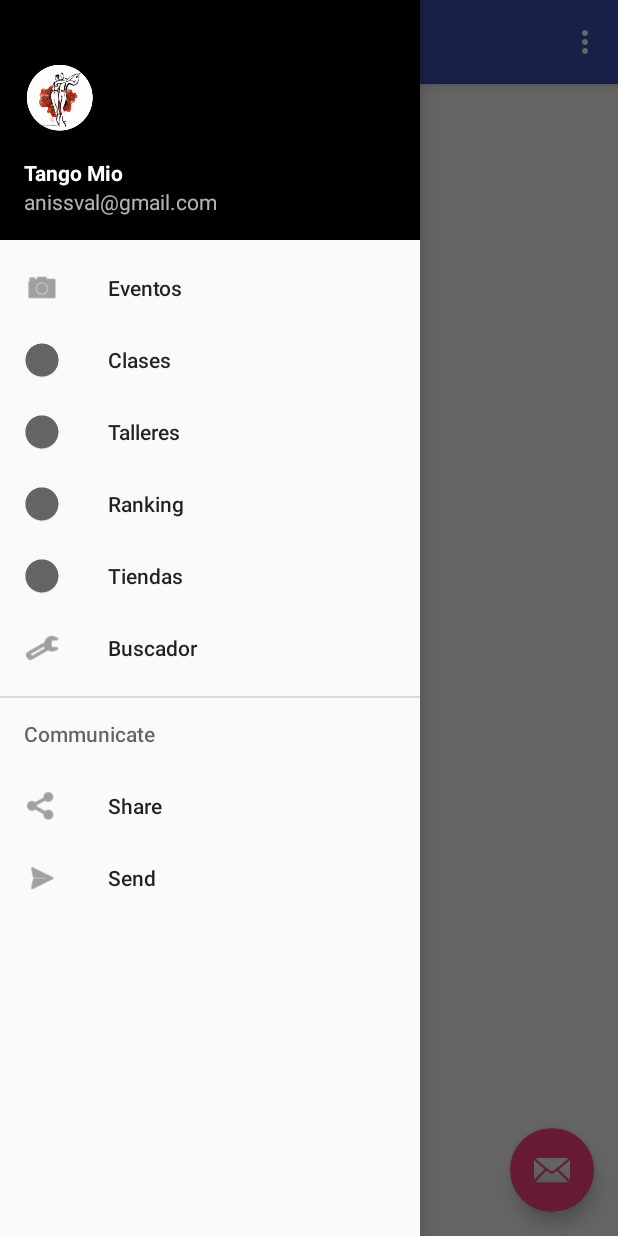
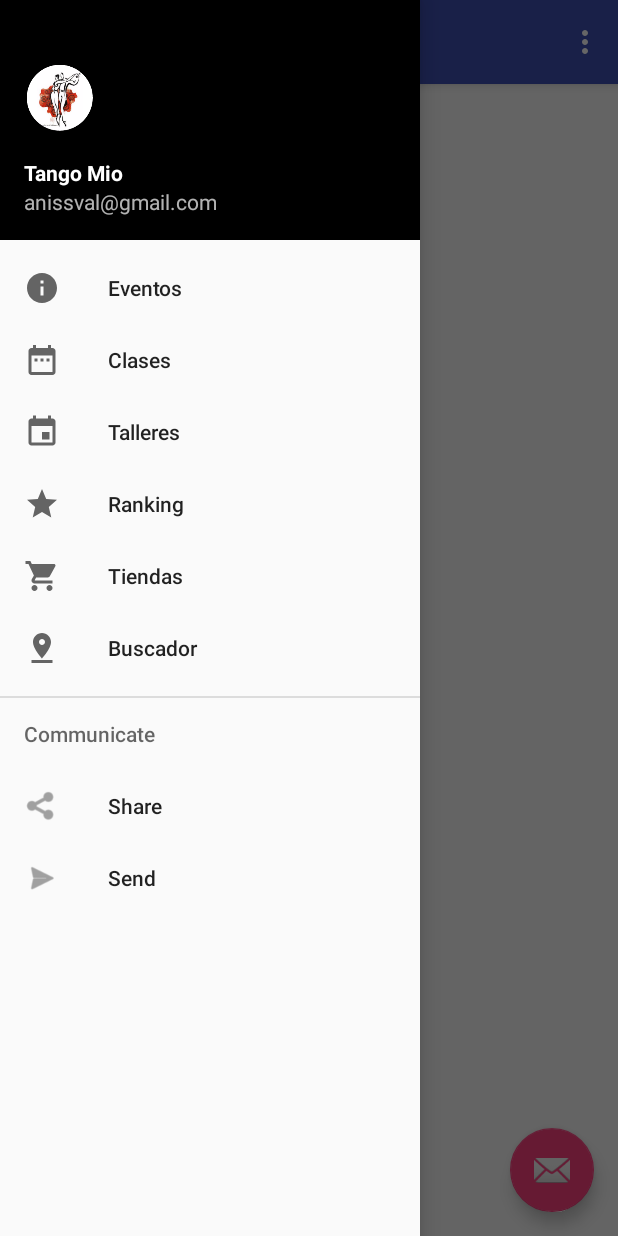
Before and after one commit to anissval/TangoMio, an Android app: the MainActivity screen opened directly, with no data from a screen before it, with the side drawer open, on a phone screen of 412 x 824 dp. Run offline under Robolectric (Android 15) with nearby library versions, the phone set to English and light mode, and no system bars.

```diff
--- /dev/null
+++ b/app/src/main/res/drawable/ic_date_range_black_24dp.xml
@@ -0,0 +1,9 @@
+<vector xmlns:android="http://schemas.android.com/apk/res/android"
+        android:width="24dp"
+        android:height="24dp"
+        android:viewportWidth="24.0"
+        android:viewportHeight="24.0">
+    <path
+        android:fillColor="#FF000000"
+        android:pathData="M9,11L7,11v2h2v-2zM13,11h-2v2h2v-2zM17,11h-2v2h2v-2zM19,4h-1L18,2h-2v2L8,4L8,2L6,2v2L5,4c-1.11,0 -1.99,0.9 -1.99,2L3,20c0,1.1 0.89,2 2,2h14c1.1,0 2,-0.9 2,-2L21,6c0,-1.1 -0.9,-2 -2,-2zM19,20L5,20L5,9h14v11z"/>
+</vector>
--- /dev/null
+++ b/app/src/main/res/drawable/ic_event_black_24dp.xml
@@ -0,0 +1,9 @@
+<vector xmlns:android="http://schemas.android.com/apk/res/android"
+        android:width="24dp"
+        android:height="24dp"
+        android:viewportWidth="24.0"
+        android:viewportHeight="24.0">
+    <path
+        android:fillColor="#FF000000"
+        android:pathData="M17,12h-5v5h5v-5zM16,1v2L8,3L8,1L6,1v2L5,3c-1.11,0 -1.99,0.9 -1.99,2L3,19c0,1.1 0.89,2 2,2h14c1.1,0 2,-0.9 2,-2L21,5c0,-1.1 -0.9,-2 -2,-2h-1L18,1h-2zM19,19L5,19L5,8h14v11z"/>
+</vector>
--- /dev/null
+++ b/app/src/main/res/drawable/ic_info_black_24dp.xml
@@ -0,0 +1,9 @@
+<vector xmlns:android="http://schemas.android.com/apk/res/android"
+        android:width="24dp"
+        android:height="24dp"
+        android:viewportWidth="24.0"
+        android:viewportHeight="24.0">
+    <path
+        android:fillColor="#FF000000"
+        android:pathData="M12,2C6.48,2 2,6.48 2,12s4.48,10 10,10 10,-4.48 10,-10S17.52,2 12,2zM13,17h-2v-6h2v6zM13,9h-2L11,7h2v2z"/>
+</vector>
--- /dev/null
+++ b/app/src/main/res/drawable/ic_pin_drop_black_24dp.xml
@@ -0,0 +1,9 @@
+<vector xmlns:android="http://schemas.android.com/apk/res/android"
+        android:width="24dp"
+        android:height="24dp"
+        android:viewportWidth="24.0"
+        android:viewportHeight="24.0">
+    <path
+        android:fillColor="#FF000000"
+        android:pathData="M18,8c0,-3.31 -2.69,-6 -6,-6S6,4.69 6,8c0,4.5 6,11 6,11s6,-6.5 6,-11zM10,8c0,-1.1 0.9,-2 2,-2s2,0.9 2,2 -0.89,2 -2,2c-1.1,0 -2,-0.9 -2,-2zM5,20v2h14v-2L5,20z"/>
+</vector>
--- /dev/null
+++ b/app/src/main/res/drawable/ic_shopping_cart_black_24dp.xml
@@ -0,0 +1,9 @@
+<vector xmlns:android="http://schemas.android.com/apk/res/android"
+        android:width="24dp"
+        android:height="24dp"
+        android:viewportWidth="24.0"
+        android:viewportHeight="24.0">
+    <path
+        android:fillColor="#FF000000"
+        android:pathData="M7,18c-1.1,0 -1.99,0.9 -1.99,2S5.9,22 7,22s2,-0.9 2,-2 -0.9,-2 -2,-2zM1,2v2h2l3.6,7.59 -1.35,2.45c-0.16,0.28 -0.25,0.61 -0.25,0.96 0,1.1 0.9,2 2,2h12v-2L7.42,15c-0.14,0 -0.25,-0.11 -0.25,-0.25l0.03,-0.12 0.9,-1.63h7.45c0.75,0 1.41,-0.41 1.75,-1.03l3.58,-6.49c0.08,-0.14 0.12,-0.31 0.12,-0.48 0,-0.55 -0.45,-1 -1,-1L5.21,4l-0.94,-2L1,2zM17,18c-1.1,0 -1.99,0.9 -1.99,2s0.89,2 1.99,2 2,-0.9 2,-2 -0.9,-2 -2,-2z"/>
+</vector>
--- /dev/null
+++ b/app/src/main/res/drawable/ic_star_black_24dp.xml
@@ -0,0 +1,9 @@
+<vector xmlns:android="http://schemas.android.com/apk/res/android"
+        android:width="24dp"
+        android:height="24dp"
+        android:viewportWidth="24.0"
+        android:viewportHeight="24.0">
+    <path
+        android:fillColor="#FF000000"
+        android:pathData="M12,17.27L18.18,21l-1.64,-7.03L22,9.24l-7.19,-0.61L12,2 9.19,8.63 2,9.24l5.46,4.73L5.82,21z"/>
+</vector>
--- /dev/null
+++ b/app/src/main/res/drawable/ic_stars_black_24dp.xml
@@ -0,0 +1,9 @@
+<vector xmlns:android="http://schemas.android.com/apk/res/android"
+        android:width="24dp"
+        android:height="24dp"
+        android:viewportWidth="24.0"
+        android:viewportHeight="24.0">
+    <path
+        android:fillColor="#FF000000"
+        android:pathData="M11.99,2C6.47,2 2,6.48 2,12s4.47,10 9.99,10C17.52,22 22,17.52 22,12S17.52,2 11.99,2zM16.23,18L12,15.45 7.77,18l1.12,-4.81 -3.73,-3.23 4.92,-0.42L12,5l1.92,4.53 4.92,0.42 -3.73,3.23L16.23,18z"/>
+</vector>
--- a/app/src/main/res/menu/activity_main_drawer.xml
+++ b/app/src/main/res/menu/activity_main_drawer.xml
@@ -4,27 +4,27 @@
     <group android:checkableBehavior="single">
         <item
             android:id="@+id/nav_eventos"
-            android:icon="@drawable/ic_menu_camera"
+            android:icon="@drawable/ic_info_black_24dp"
             android:title="Eventos" />
         <item
             android:id="@+id/nav_clases"
-            android:icon="@mipmap/ic_pareja_tango_4"
+            android:icon="@drawable/ic_date_range_black_24dp"
             android:title="Clases" />
         <item
             android:id="@+id/nav_talleres"
-            android:icon="@drawable/ic_pareja_tango_3"
+            android:icon="@drawable/ic_event_black_24dp"
             android:title="Talleres" />
         <item
             android:id="@+id/nav_ranking"
-            android:icon="@drawable/ic_pareja_tango_4"
+            android:icon="@drawable/ic_star_black_24dp"
             android:title="Ranking" />
         <item
             android:id="@+id/nav_tiendas"
-            android:icon="@drawable/ic_shoes"
+            android:icon="@drawable/ic_shopping_cart_black_24dp"
             android:title="Tiendas" />
         <item
             android:id="@+id/nav_buscador"
-            android:icon="@drawable/ic_menu_manage"
+            android:icon="@drawable/ic_pin_drop_black_24dp"
             android:title="Buscador" />
     </group>
 
```
